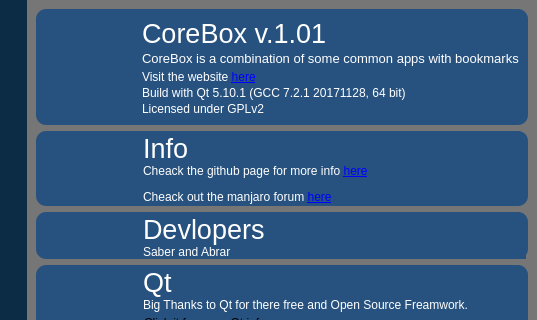
Qt form about/about.ui (rahmanshaber/corebox) before a commit; both pictures show x 203 to 740 and y 0 to 320 of the 740 by 684 pixel window.
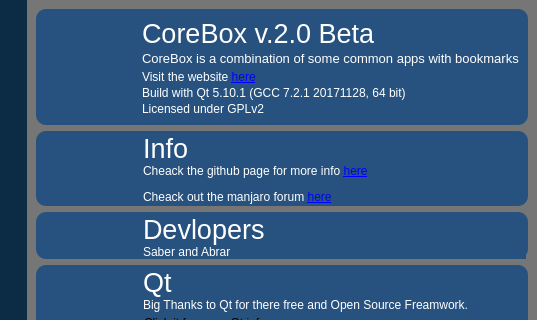
The same form after that commit. Icons and pictures are not drawn.

Patch:
```diff
--- a/about/about.ui
+++ b/about/about.ui
@@ -250,7 +250,7 @@
             </font>
            </property>
            <property name="text">
-            <string>CoreBox v.1.01 </string>
+            <string>CoreBox v.2.0 Beta</string>
            </property>
            <property name="alignment">
             <set>Qt::AlignLeading|Qt::AlignLeft|Qt::AlignVCenter</set>
```
Left out of the diff: 18 changed lines with no effect on the pictures.
